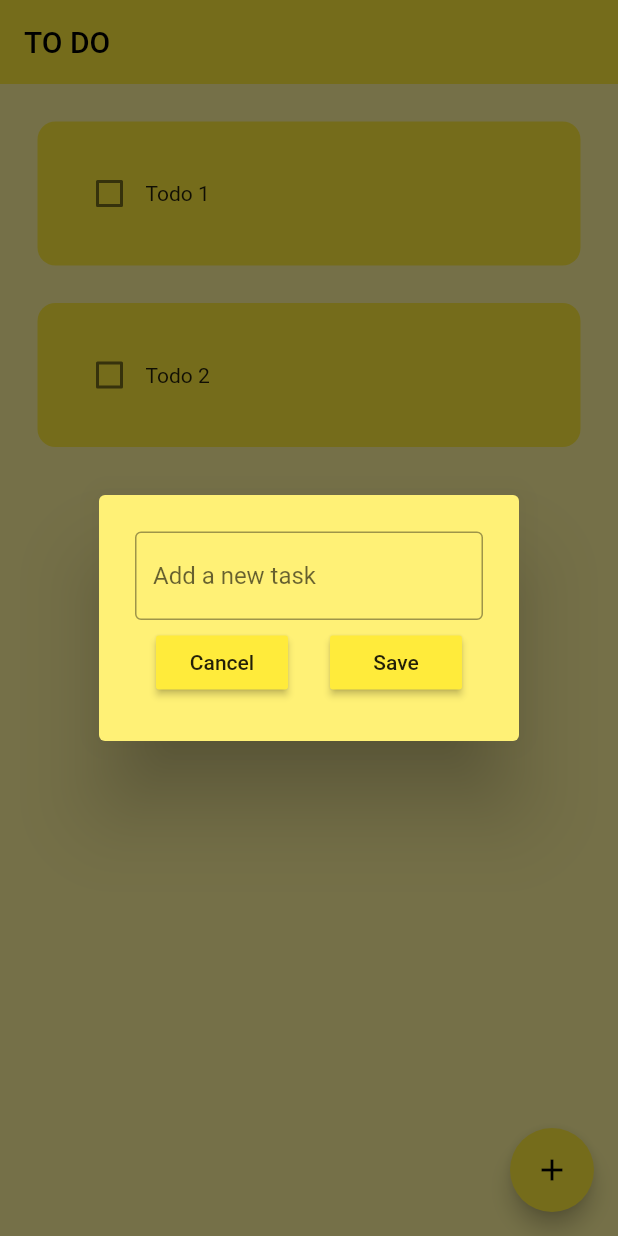
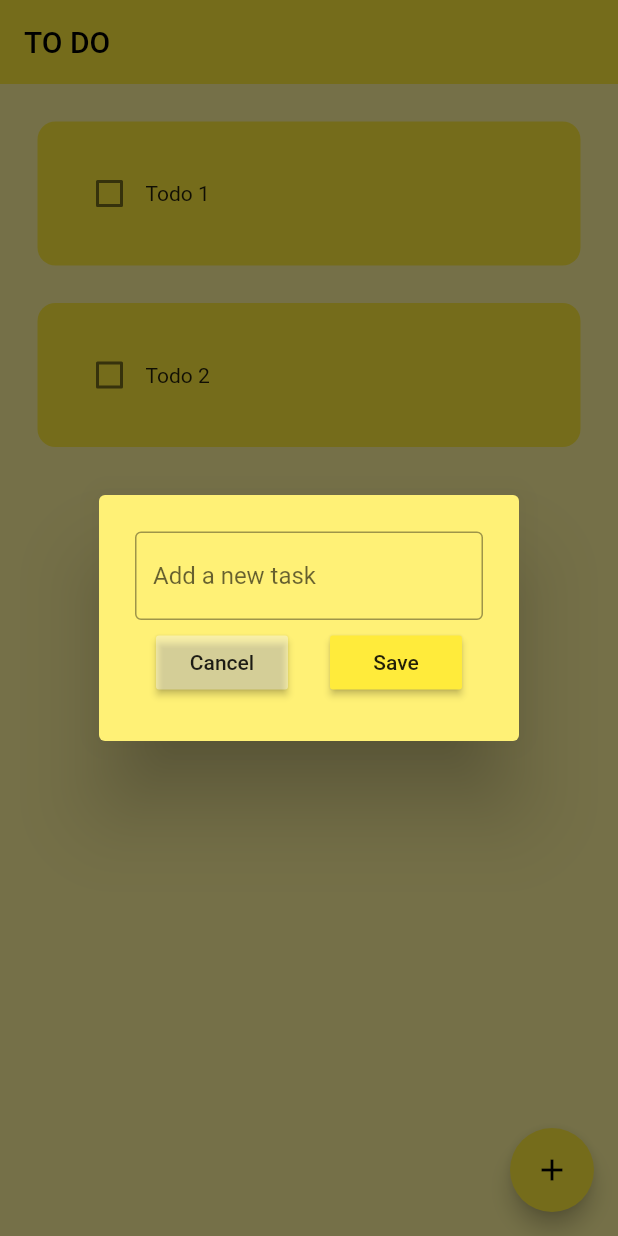
Before and after one commit to vfa-cuongtt/todo_flutter_app, a Flutter app: the screen it shows after launch, after a tap on the "add" icon, on a phone screen of 412 x 824 dp. Run offline on Flutter 3.47's test engine with Material 2 defaults, Android fonts, the phone set to English and light mode, and no system bars; drawn by our look-alikes of flutter_slidable; our stand-ins replace hive_flutter; accounts and stored records are empty.

Commit message:
Update dialog button

```diff
--- a/lib/util/dialog_box.dart
+++ b/lib/util/dialog_box.dart
@@ -34,12 +34,14 @@ class DialogBox extends StatelessWidget {
               // Cancel button
               MyButton(
                 text: 'Cancel',
+                color: Colors.white38,
                 onPressed: onCancel,
               ),
 
               // Save button
               MyButton(
                 text: 'Save',
+                color: Theme.of(context).primaryColor,
                 onPressed: onSave,
               ),
             ])
--- a/lib/util/my_button.dart
+++ b/lib/util/my_button.dart
@@ -2,15 +2,20 @@ import 'package:flutter/material.dart';
 
 class MyButton extends StatelessWidget {
   final String text;
+  final color;
   VoidCallback onPressed;
-  MyButton({Key? key, required this.text, required this.onPressed})
+  MyButton(
+      {Key? key,
+      required this.text,
+      required this.onPressed,
+      required this.color})
       : super(key: key);
 
   @override
   Widget build(BuildContext context) {
     return MaterialButton(
       onPressed: onPressed,
-      color: Theme.of(context).primaryColor,
+      color: color,
       child: Text(text),
     );
   }
```
Also changed, not shown: assets/todoApp.png (added).
